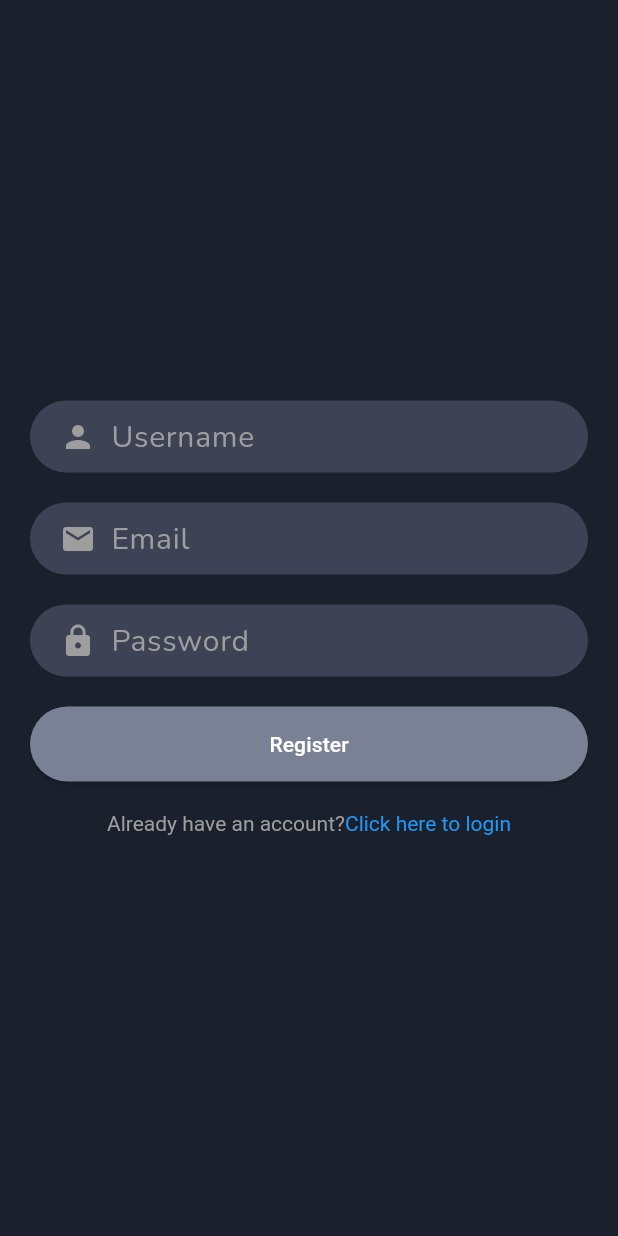
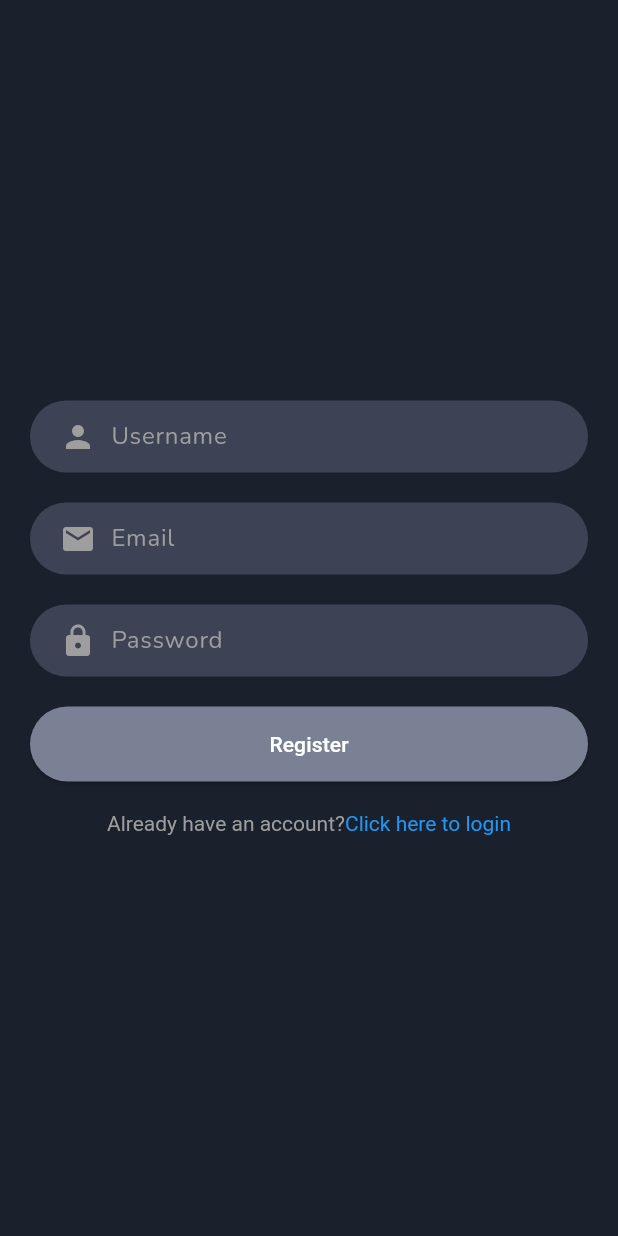
Before and after one commit to seif2003/TuniTalk, a Flutter app: the screen it shows after launch, after a tap on an icon or button, on a phone screen of 412 x 824 dp. Run offline on Flutter 3.47's test engine with Material 3 defaults, Android fonts, the phone set to English and light mode, and no system bars; our stand-ins replace flutter_bloc, flutter_secure_storage, google_fonts, socket_io_client; network calls fail.

Commit message:
production ready

```diff
--- a/lib/core/socket_service.dart
+++ b/lib/core/socket_service.dart
@@ -17,7 +17,7 @@ class SocketService {
     try {
       String token = await _storage.read(key: 'token') ?? '';
       _socket = IO.io(
-        'http://10.0.2.2:3000',
+        'https://tunitalk.seifd.me',
         IO.OptionBuilder()
             .setTransports(['websocket'])
             .disableAutoConnect()
--- a/lib/core/theme.dart
+++ b/lib/core/theme.dart
@@ -3,10 +3,10 @@ import 'package:google_fonts/google_fonts.dart';
 
 class FontSizes {
   static const small = 12.0; // Correction de l'orthographe
-  static const standard = 18.0; // Correction de l'orthographe
-  static const standardUp = 20.0; // Correction de l'orthographe
-  static const medium = 24.0;
-  static const large = 30.0;
+  static const standard = 14.0; // Correction de l'orthographe
+  static const standardUp = 16.0; // Correction de l'orthographe
+  static const medium = 20.0;
+  static const large = 28.0;
 }
 
 class DefaultColors {
```
Also changed, not shown: 1 other file.
